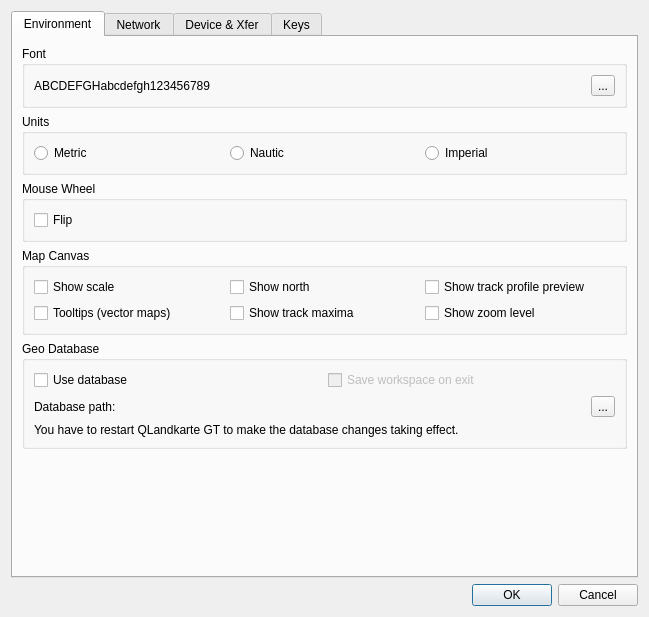
ntruchsess/QLandkarteGT, file src/IDlgConfig.ui: the form before one commit.
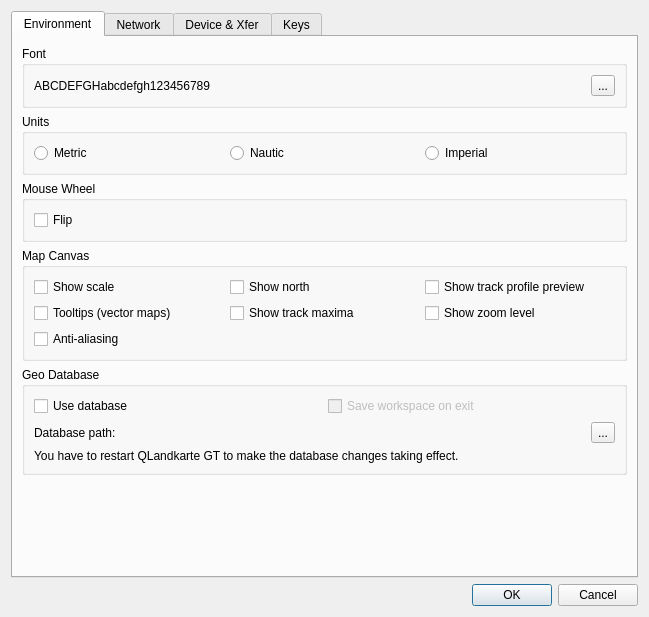
The form after the commit. The open tabs and pages were chosen to show the change.

Commit message: make anti-aliasing an option

What changed in the file:
```diff
--- a/src/IDlgConfig.ui
+++ b/src/IDlgConfig.ui
@@ -162,6 +162,16 @@
             </property>
            </widget>
           </item>
+          <item row="3" column="0">
+           <widget class="QCheckBox" name="checkAntiAliasing">
+            <property name="toolTip">
+             <string>Rendering the map with anti-aliasing uses a lot of CPU power. Best to disable it for weak CPUs.</string>
+            </property>
+            <property name="text">
+             <string>Anti-aliasing</string>
+            </property>
+           </widget>
+          </item>
          </layout>
         </widget>
        </item>
```
The commit also changes 16 other files.
